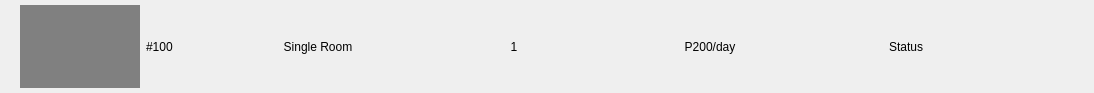
First picture: the form in ui_files/list_rooms_frame.ui, repository xbryan25/hotel-management-system, before the edit.
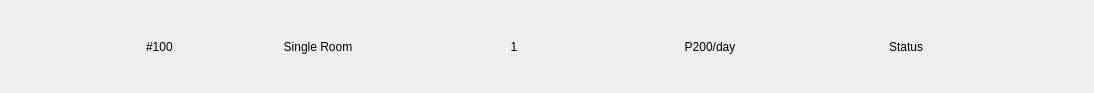
Second picture: the form after the edit.

Commit message: feat(rooms_page): load images to grid room view and list grid view

```diff
--- a/ui_files/list_rooms_frame.ui
+++ b/ui_files/list_rooms_frame.ui
@@ -88,8 +88,14 @@
           <height>60</height>
          </size>
         </property>
+        <property name="maximumSize">
+         <size>
+          <width>16777215</width>
+          <height>83</height>
+         </size>
+        </property>
         <property name="styleSheet">
-         <string notr="true">background-color: gray;</string>
+         <string notr="true"/>
         </property>
         <property name="lineWidth">
          <number>0</number>
```
Left out of the diff: 3 changed lines with no effect on the pictures. The commit also changes 7 other files.
